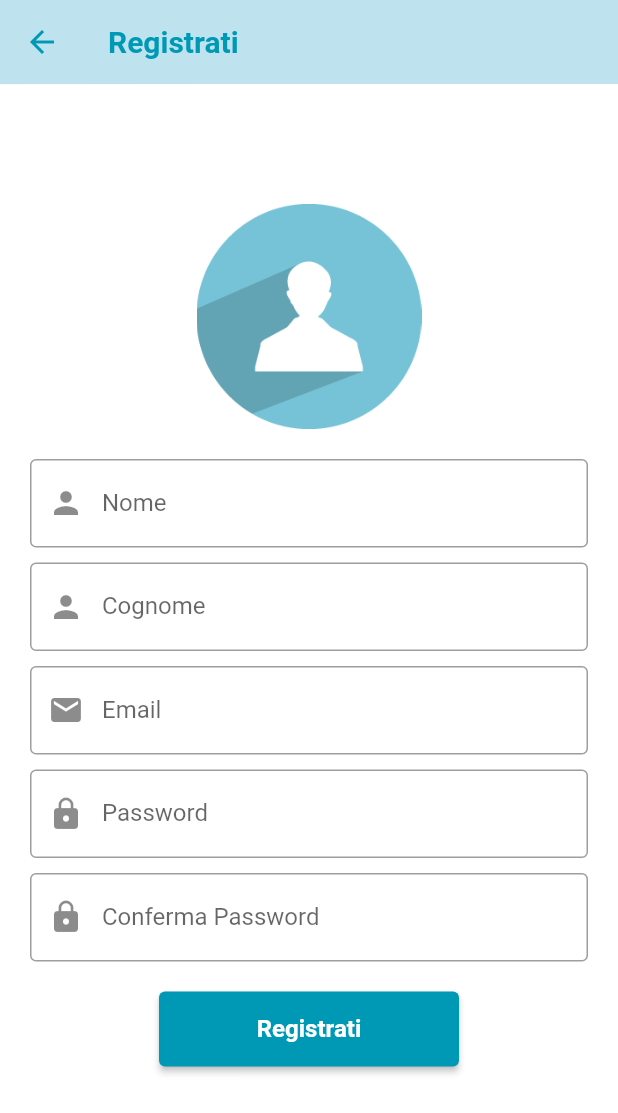
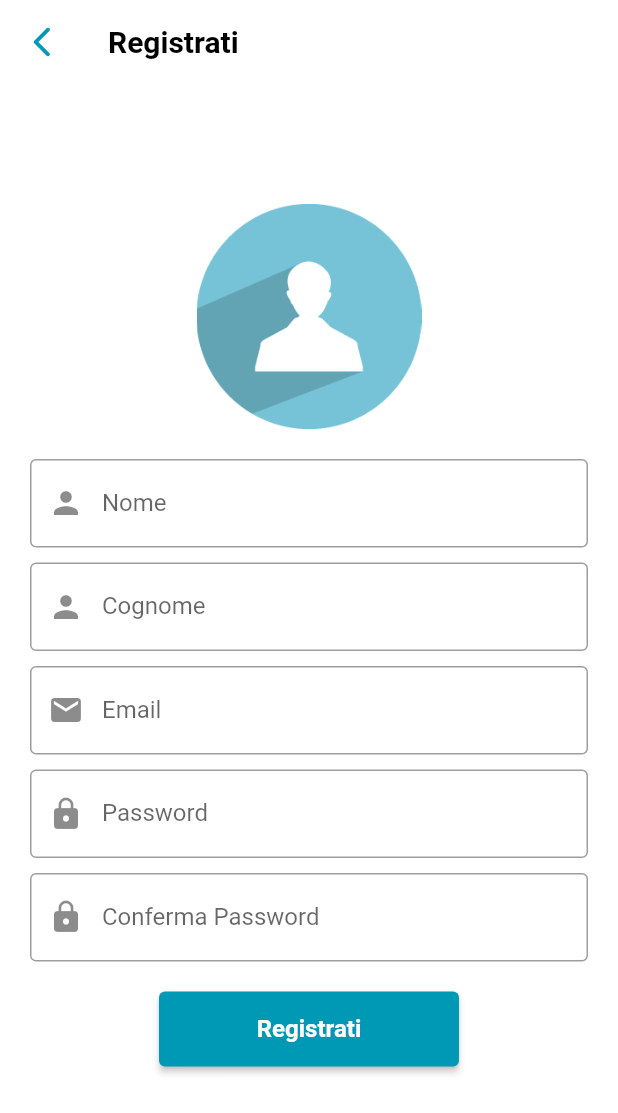
Before and after one commit to NapMarta/booktalk_app, a Flutter app: the screen it shows after launch, after a tap on "Registrati", on a phone screen of 412 x 824 dp. Shown: the top 1113 px of the screen. Run offline on Flutter 3.47's test engine with Material 2 defaults, Android fonts, the phone set to English and light mode, and no system bars; our stand-ins replace camera, sliding_up_panel.

Commit message:
modifica header main, registrazione e login

```diff
--- a/lib/main.dart
+++ b/lib/main.dart
@@ -26,10 +26,17 @@
       backgroundColor: Colors.white,
 
         // ------ HEADER ------
-        appBar: AppBar(
+        /*appBar: AppBar(
           title: Image.asset('assets/BookTalk-scritta.png', width: 150),
           backgroundColor: Color(0xFFbee2ee),
           elevation: 0.1,
+        ),*/
+
+        // ------ HEADER ------
+        appBar: AppBar(
+          title: Image.asset('assets/BookTalk-scritta.png', width: 150),
+          backgroundColor: Color.fromARGB(0, 255, 255, 255),
+          elevation: 0,
         ),
 
 
--- a/lib/registrazione.dart
+++ b/lib/registrazione.dart
@@ -8,12 +8,40 @@
       backgroundColor: Colors.white,
 
       // ------ HEADER ------
-      appBar: AppBar(
+      /*appBar: AppBar(
         leading: BackButton(color: Color(0xFF0099b5)), // freccia indietro
         title: Text('Registrati', style: TextStyle(color: Color(0xFF0099b5), fontWeight: FontWeight.bold,),),
         backgroundColor: Color(0xFFbee2ee),
         elevation: 0.1,
-      ),
+      ),*/
+
+      // ------ HEADER ------
+        appBar: AppBar(
+          leading: IconButton(
+            icon: Icon(Icons.arrow_back_ios_new_rounded, color: Color(0xFF0099b5),), // Icona personalizzata
+            onPressed: () {
+              Navigator.of(context).pop(); // Torna indietro alla schermata precedente
+            },
+          ),
+          title: Text(
+            'Registrati',
+            style: TextStyle(
+              fontFamily: 'Roboto',
+              fontSize: 20,
+              fontWeight: FontWeight.bold,
+              color: Colors.black,
+              shadows: [
+                Shadow(
+                  blurRadius: 8,
+                  color: Colors.white,
+                  offset: Offset(2, 2),
+                ),
+              ],
+            ),
+          ),
+          backgroundColor: Color.fromARGB(0, 255, 255, 255),
+          elevation: 0,
+        ),
 
       body: SingleChildScrollView(
         padding: const EdgeInsets.only(top: 80, right: 20, left: 20),
```
Also changed, not shown: lib/login.dart (+30 -2 lines).
